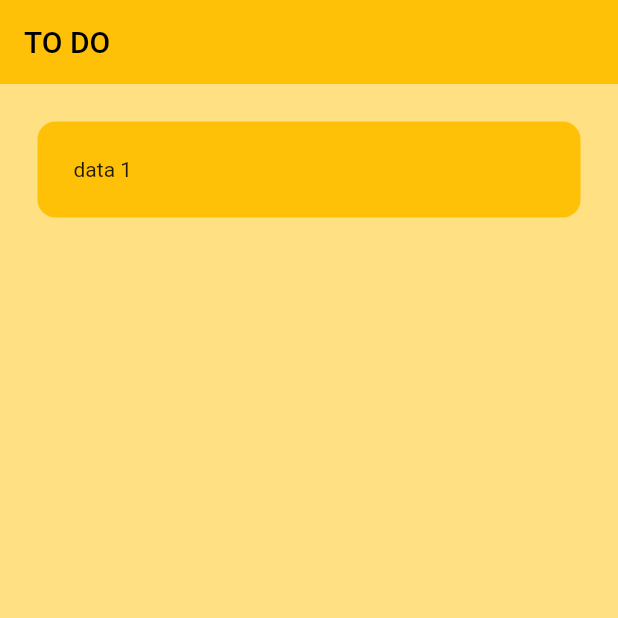
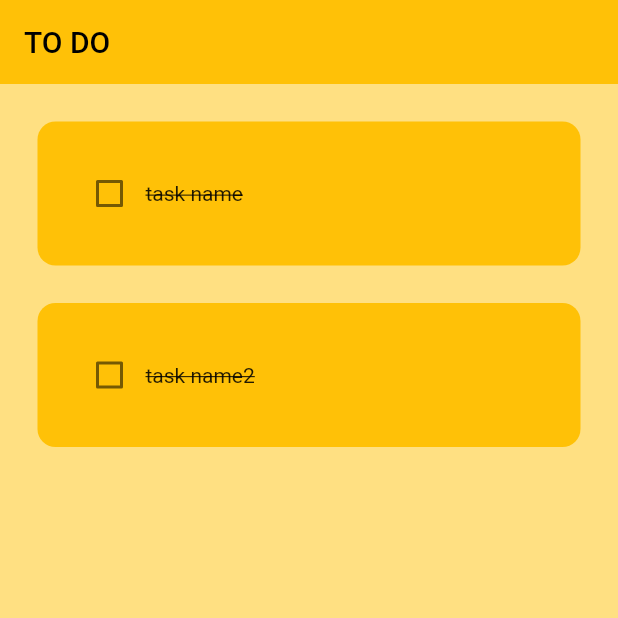
Before and after one commit to gihanjayakuru/flutter3App, a Flutter app: the screen it shows after launch, on a phone screen of 412 x 824 dp, the top half of it. Run offline on Flutter 3.47's test engine with Material 2 defaults, Android fonts, the phone set to English and light mode, and no system bars.

Commit message:
checkbox todo list

```diff
--- a/lib/home_page.dart
+++ b/lib/home_page.dart
@@ -9,6 +9,19 @@ class HomePage extends StatefulWidget {
 }
 
 class _HomePageState extends State<HomePage> {
+//list of todo tasks
+  List toDoList = [
+    ["task name ", false],
+    ["task name2", false],
+  ];
+
+  //checkbox taped
+  void checkBoxChanged(bool? value, int index) {
+    setState(() {
+      toDoList[index][1] = !toDoList[index][1];
+    });
+  }
+
   @override
   Widget build(BuildContext context) {
     return Scaffold(
@@ -17,10 +30,15 @@ class _HomePageState extends State<HomePage> {
         title: Text('TO DO'),
         elevation: 0,
       ),
-      body: ListView(
-        children: [
-          ToDoTile(),
-        ],
+      body: ListView.builder(
+        itemCount: toDoList.length,
+        itemBuilder: (context, index) {
+          return ToDoTile(
+            taskName: toDoList[index][0],
+            taskCompleted: toDoList[index][1],
+            onChanged: (value) => checkBoxChanged(value, index),
+          );
+        },
       ),
     );
   }
--- a/lib/util/todo_tile.dart
+++ b/lib/util/todo_tile.dart
@@ -1,17 +1,43 @@
 import 'package:flutter/material.dart';
 
 class ToDoTile extends StatelessWidget {
-  const ToDoTile({super.key});
+  final String taskName;
+  final bool taskCompleted;
 
+  Function(bool?)? onChanged;
+
+  ToDoTile({
+    super.key,
+    required this.taskName,
+    required this.taskCompleted,
+    required this.onChanged,
+  });
   @override
   Widget build(BuildContext context) {
     return Padding(
-      padding: const EdgeInsets.all(25.0),
+      padding: const EdgeInsets.only(left: 25.0, right: 25, top: 25),
       child: Container(
         padding: EdgeInsets.all(24),
-        child: Text("data 1"),
         decoration: BoxDecoration(
-            color: Colors.amber, borderRadius: BorderRadius.circular(12)),
+          color: Colors.amber,
+          borderRadius: BorderRadius.circular(12),
+        ),
+        child: Row(
+          children: [
+            //checkbox
+            Checkbox(
+              value: taskCompleted,
+              onChanged: onChanged,
+              activeColor: Colors.black,
+            ),
+
+            // task name
+            Text(
+              taskName,
+              style: TextStyle(decoration: TextDecoration.lineThrough),
+            ),
+          ],
+        ),
       ),
     );
   }
```
